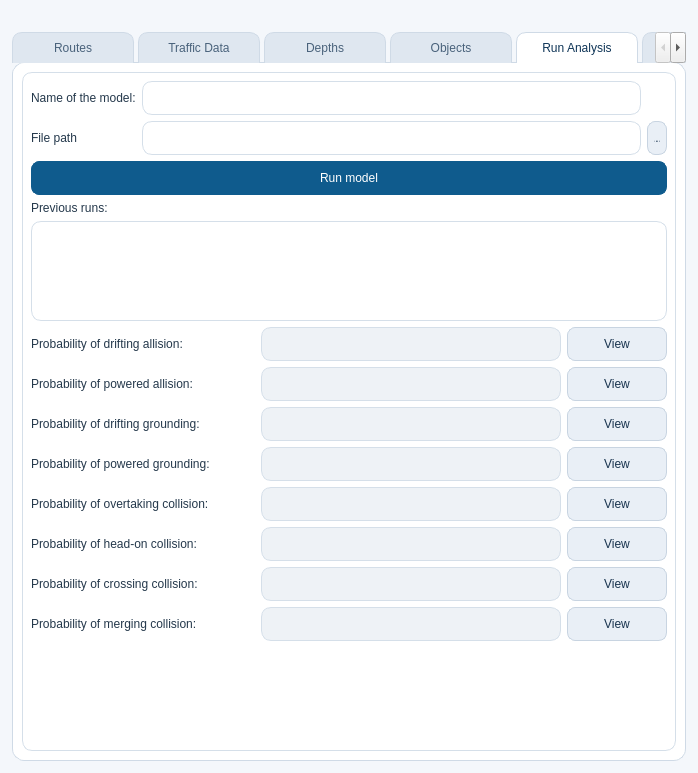
The window that omrat_base.ui (axelande/OMRAT) describes before a commit, drawn with Qt 5.
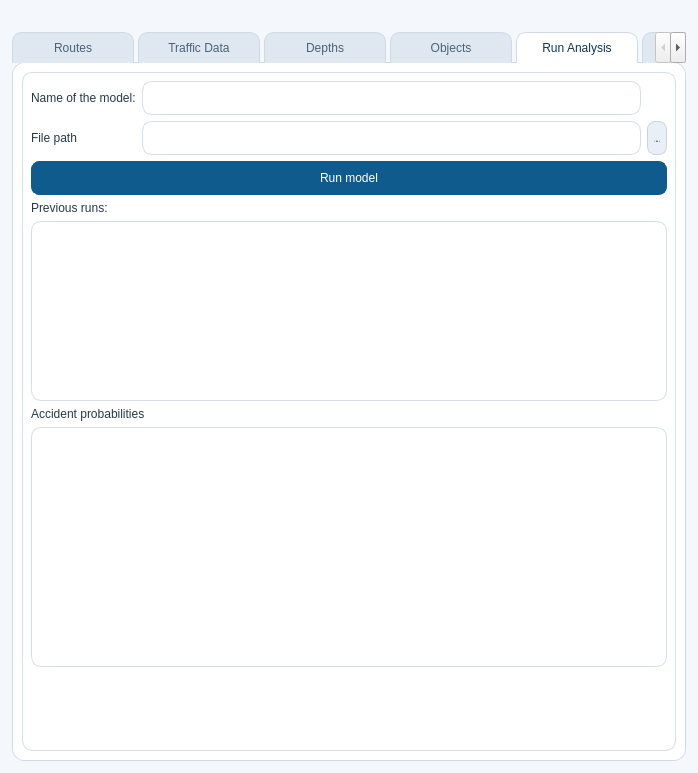
The same window after the commit. The open tabs and pages were chosen to show the change.

Diff of the .ui file:
```diff
--- a/omrat_base.ui
+++ b/omrat_base.ui
@@ -1557,315 +1557,36 @@
              </item>
              <item>
               <widget class="QTableWidget" name="TWPreviousRuns">
+               <property name="minimumSize">
+                <size>
+                 <width>0</width>
+                 <height>140</height>
+                </size>
+               </property>
                <property name="maximumSize">
                 <size>
                  <width>16777215</width>
-                 <height>100</height>
+                 <height>180</height>
                 </size>
                </property>
               </widget>
              </item>
              <item>
-              <layout class="QHBoxLayout" name="horizontalLayout_4">
-               <item>
-                <widget class="QLabel" name="label">
-                 <property name="text">
-                  <string>Probability of drifting allision:</string>
-                 </property>
-                </widget>
-               </item>
-               <item>
-                <widget class="QLineEdit" name="LEPDriftAllision">
-                 <property name="enabled">
-                  <bool>false</bool>
-                 </property>
-                 <property name="maximumSize">
-                  <size>
-                   <width>300</width>
-                   <height>16777215</height>
-                  </size>
-                 </property>
-                </widget>
-               </item>
-               <item>
-                <widget class="QPushButton" name="pbViewDriftingAllision">
-                 <property name="minimumSize">
-                  <size>
-                   <width>50</width>
-                   <height>0</height>
-                  </size>
-                 </property>
-                 <property name="maximumSize">
-                  <size>
-                   <width>100</width>
-                   <height>16777215</height>
-                  </size>
-                 </property>
-                 <property name="text">
-                  <string>View</string>
-                 </property>
-                </widget>
-               </item>
-              </layout>
+              <widget class="QLabel" name="lblAccidentResults">
+               <property name="text">
+                <string>Accident probabilities</string>
+               </property>
+              </widget>
              </item>
              <item>
-              <layout class="QHBoxLayout" name="horizontalLayout_5">
-               <item>
-                <widget class="QLabel" name="label_35">
-                 <property name="text">
-                  <string>Probability of powered allision:</string>
-                 </property>
-                </widget>
-               </item>
-               <item>
-                <widget class="QLineEdit" name="LEPPoweredAllision">
-                 <property name="enabled">
-                  <bool>false</bool>
-                 </property>
-                 <property name="maximumSize">
-                  <size>
-                   <width>300</width>
-                   <height>16777215</height>
-                  </size>
-                 </property>
-                </widget>
-               </item>
-               <item>
-                <widget class="QPushButton" name="pbViewPoweredAllision">
-                 <property name="maximumSize">
-                  <size>
-                   <width>100</width>
-                   <height>16777215</height>
-                  </size>
-                 </property>
-                 <property name="text">
-                  <string>View</string>
-                 </property>
-                </widget>
-               </item>
-              </layout>
-             </item>
-             <item>
-              <layout class="QHBoxLayout" name="horizontalLayout_6">
-               <item>
-                <widget class="QLabel" name="label_36">
-                 <property name="text">
-                  <string>Probability of drifting grounding:</string>
-                 </property>
-                </widget>
-               </item>
-               <item>
-                <widget class="QLineEdit" name="LEPDriftingGrounding">
-                 <property name="enabled">
-                  <bool>false</bool>
-                 </property>
-                 <property name="maximumSize">
-                  <size>
-                   <width>300</width>
-                   <height>16777215</height>
-                  </size>
-                 </property>
-                </widget>
-               </item>
-               <item>
-                <widget class="QPushButton" name="pbViewDriftingGrounding">
-                 <property name="maximumSize">
-                  <size>
-                   <width>100</width>
-                   <height>16777215</height>
-                  </size>
-                 </property>
-                 <property name="text">
-                  <string>View</string>
-                 </property>
-                </widget>
-               </item>
-              </layout>
-             </item>
-             <item>
-              <layout class="QHBoxLayout" name="horizontalLayout_7">
-               <item>
-                <widget class="QLabel" name="label_37">
-                 <property name="text">
-                  <string>Probability of powered grounding:</string>
-                 </property>
-                </widget>
-               </item>
-               <item>
-                <widget class="QLineEdit" name="LEPPoweredGrounding">
-                 <property name="enabled">
-                  <bool>false</bool>
-                 </property>
-                 <property name="maximumSize">
-                  <size>
-                   <width>300</width>
-                   <height>16777215</height>
-                  </size>
-                 </property>
-                </widget>
-               </item>
-               <item>
-                <widget class="QPushButton" name="pbViewPoweredGrounding">
-                 <property name="maximumSize">
-                  <size>
-                   <width>100</width>
-                   <height>16777215</height>
-                  </size>
-                 </property>
-                 <property name="text">
-                  <string>View</string>
-                 </property>
-                </widget>
-               </item>
-              </layout>
-             </item>
-             <item>
-              <layout class="QHBoxLayout" name="horizontalLayout_10">
-               <item>
-                <widget class="QLabel" name="label_41">
-                 <property name="text">
-                  <string>Probability of overtaking collision:</string>
-                 </property>
-                </widget>
-               </item>
-               <item>
-                <widget class="QLineEdit" name="LEPOvertakingCollision">
-                 <property name="enabled">
-                  <bool>false</bool>
-                 </property>
-                 <property name="maximumSize">
-                  <size>
-                   <width>300</width>
-                   <height>16777215</height>
-                  </size>
-                 </property>
-                </widget>
-               </item>
-               <item>
-                <widget class="QPushButton" name="pbViewOvertakingCollision">
-                 <property name="maximumSize">
-                  <size>
-                   <width>100</width>
-                   <height>16777215</height>
-                  </size>
-                 </property>
-                 <property name="text">
-                  <string>View</string>
-                 </property>
-                </widget>
-               </item>
-              </layout>
-             </item>
-             <item>
-              <layout class="QHBoxLayout" name="horizontalLayout_9">
-               <item>
-                <widget class="QLabel" name="label_40">
-                 <property name="text">
-                  <string>Probability of head-on collision:</string>
-                 </property>
-                </widget>
-               </item>
-               <item>
-                <widget class="QLineEdit" name="LEPHeadOnCollision">
-                 <property name="enabled">
-                  <bool>false</bool>
-                 </property>
-                 <property name="maximumSize">
-                  <size>
-                   <width>300</width>
-                   <height>16777215</height>
-                  </size>
-                 </property>
-                </widget>
-               </item>
-               <item>
-                <widget class="QPushButton" name="pbViewHeadOnCollision">
-                 <property name="maximumSize">
-                  <size>
-                   <width>100</width>
-                   <height>16777215</height>
-                  </size>
-                 </property>
-                 <property name="text">
-                  <string>View</string>
-                 </property>
-                </widget>
-               </item>
-              </layout>
-             </item>
-             <item>
-              <layout class="QHBoxLayout" name="horizontalLayout_11">
-               <item>
-                <widget class="QLabel" name="label_42">
-                 <property name="text">
-                  <string>Probability of crossing collision:</string>
-                 </property>
-                </widget>
-               </item>
-               <item>
-                <widget class="QLineEdit" name="LEPCrossingCollision">
-                 <property name="enabled">
-                  <bool>false</bool>
-                 </property>
-                 <property name="maximumSize">
-                  <size>
-                   <width>300</width>
-                   <height>16777215</height>
-                  </size>
-                 </property>
-                </widget>
-               </item>
-               <item>
-                <widget class="QPushButton" name="pbViewCrossingCollision">
-                 <property name="maximumSize">
-                  <size>
-                   <width>100</width>
-                   <height>16777215</height>
-                  </size>
-                 </property>
-                 <property name="text">
-                  <string>View</string>
-                 </property>
-                </widget>
-               </item>
-              </layout>
-             </item>
-             <item>
-              <layout class="QHBoxLayout" name="horizontalLayout_8">
-               <item>
-                <widget class="QLabel" name="label_39">
-                 <property name="text">
-                  <string>Probability of merging collision:</string>
-                 </property>
-                </widget>
-               </item>
-               <item>
-                <widget class="QLineEdit" name="LEPMergingCollision">
-                 <property name="enabled">
-                  <bool>false</bool>
-                 </property>
-                 <property name="maximumSize">
-                  <size>
-                   <width>300</width>
-                   <height>16777215</height>
-                  </size>
-                 </property>
-                </widget>
-               </item>
-               <item>
-                <widget class="QPushButton" name="pbViewMergingCollision">
-                 <property name="maximumSize">
-                  <size>
-                   <width>100</width>
-                   <height>16777215</height>
-                  </size>
-                 </property>
-                 <property name="text">
-                  <string>View</string>
-                 </property>
-                </widget>
-               </item>
-              </layout>
+              <widget class="QTableWidget" name="TWAccidentResults">
+               <property name="minimumSize">
+                <size>
+                 <width>0</width>
+                 <height>240</height>
+                </size>
+               </property>
+              </widget>
              </item>
              <item>
               <spacer name="verticalSpacer">
@@ -1989,6 +1710,131 @@
           </item>
          </layout>
         </widget>
+        <widget class="QWidget" name="compare_tab">
+         <attribute name="title">
+          <string>Compare</string>
+         </attribute>
+         <layout class="QVBoxLayout" name="compare_layout">
+          <item>
+           <widget class="QLabel" name="lblCompareTitle">
+            <property name="text">
+             <string>Compare two OMRAT runs</string>
+            </property>
+            <property name="font">
+             <font>
+              <pointsize>11</pointsize>
+              <weight>75</weight>
+              <bold>true</bold>
+             </font>
+            </property>
+           </widget>
+          </item>
+          <item>
+           <layout class="QGridLayout" name="compareGrid">
+            <item row="0" column="0">
+             <widget class="QLabel" name="lblCompareA">
+              <property name="text">
+               <string>Run A (.omrat):</string>
+              </property>
+             </widget>
+            </item>
+            <item row="0" column="1">
+             <widget class="QLineEdit" name="LECompareA"/>
+            </item>
+            <item row="0" column="2">
+             <widget class="QPushButton" name="pbCompareABrowse">
+              <property name="text">
+               <string>...</string>
+              </property>
+              <property name="maximumSize">
+               <size>
+                <width>30</width>
+                <height>16777215</height>
+               </size>
+              </property>
+             </widget>
+            </item>
+            <item row="1" column="0">
+             <widget class="QLabel" name="lblCompareB">
+              <property name="text">
+               <string>Run B (.omrat):</string>
+              </property>
+             </widget>
+            </item>
+            <item row="1" column="1">
+             <widget class="QLineEdit" name="LECompareB"/>
+            </item>
+            <item row="1" column="2">
+             <widget class="QPushButton" name="pbCompareBBrowse">
+              <property name="text">
+               <string>...</string>
+              </property>
+              <property name="maximumSize">
+               <size>
+                <width>30</width>
+                <height>16777215</height>
+               </size>
+              </property>
+             </widget>
+            </item>
+           </layout>
+          </item>
+          <item>
+           <widget class="QPushButton" name="pbRunCompare">
+            <property name="text">
+             <string>Compare</string>
+            </property>
+           </widget>
+          </item>
+          <item>
+           <widget class="QLabel" name="lblCompareSummary">
+            <property name="text">
+             <string>Pick two .omrat snapshots, then click Compare.</string>
+            </property>
+            <property name="wordWrap">
+             <bool>true</bool>
+            </property>
+           </widget>
+          </item>
+          <item>
+           <widget class="QLabel" name="lblCompareAccidents">
+            <property name="text">
+             <string>Accident probabilities</string>
+            </property>
+           </widget>
+          </item>
+          <item>
+           <widget class="QTableWidget" name="TWCompareAccidents"/>
+          </item>
+          <item>
+           <widget class="QLabel" name="lblCompareSettings">
+            <property name="text">
+             <string>Settings differences</string>
+            </property>
+           </widget>
+          </item>
+          <item>
+           <widget class="QTableWidget" name="TWCompareSettings"/>
+          </item>
+          <item>
+           <widget class="QLabel" name="lblCompareLegs">
+            <property name="text">
+             <string>Route distance per leg</string>
+            </property>
+           </widget>
+          </item>
+          <item>
+           <widget class="QTableWidget" name="TWCompareLegs"/>
+          </item>
+          <item>
+           <widget class="QPushButton" name="pbAddCompareLayers">
+            <property name="text">
+             <string>Add both runs as map layers (red + blue)</string>
+            </property>
+           </widget>
+          </item>
+         </layout>
+        </widget>
        </widget>
       </item>
      </layout>
```
